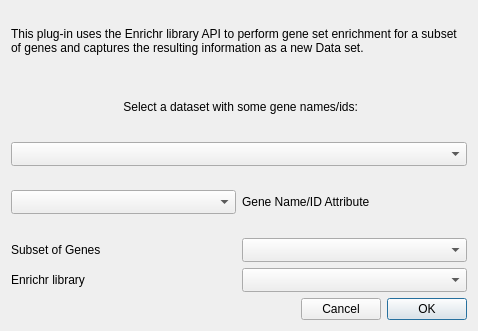
Qt form glue_genes/glue_single_cell/qt/enrichr.ui (gluesolutions/glue-genes) before a commit.
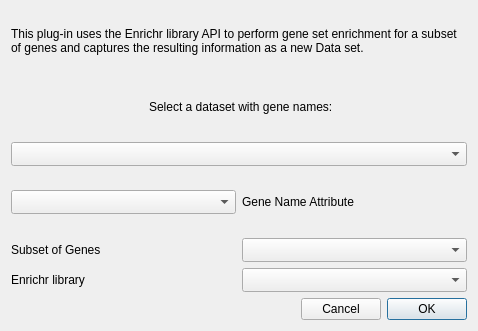
The same form after that commit.

Commit message: Update Enrichr dialog to specify gene names

Diff of the .ui file:
```diff
--- a/glue_genes/glue_single_cell/qt/enrichr.ui
+++ b/glue_genes/glue_single_cell/qt/enrichr.ui
@@ -69,7 +69,7 @@
    <item row="1" column="0">
     <widget class="QLabel" name="label_5">
      <property name="text">
-      <string> Select a dataset with some gene names/ids:</string>
+      <string> Select a dataset with gene names:</string>
      </property>
      <property name="alignment">
       <set>Qt::AlignCenter</set>
@@ -113,7 +113,7 @@
      <item>
       <widget class="QLabel" name="label_11">
        <property name="text">
-        <string>Gene Name/ID Attribute</string>
+        <string>Gene Name Attribute</string>
        </property>
       </widget>
      </item>
```
